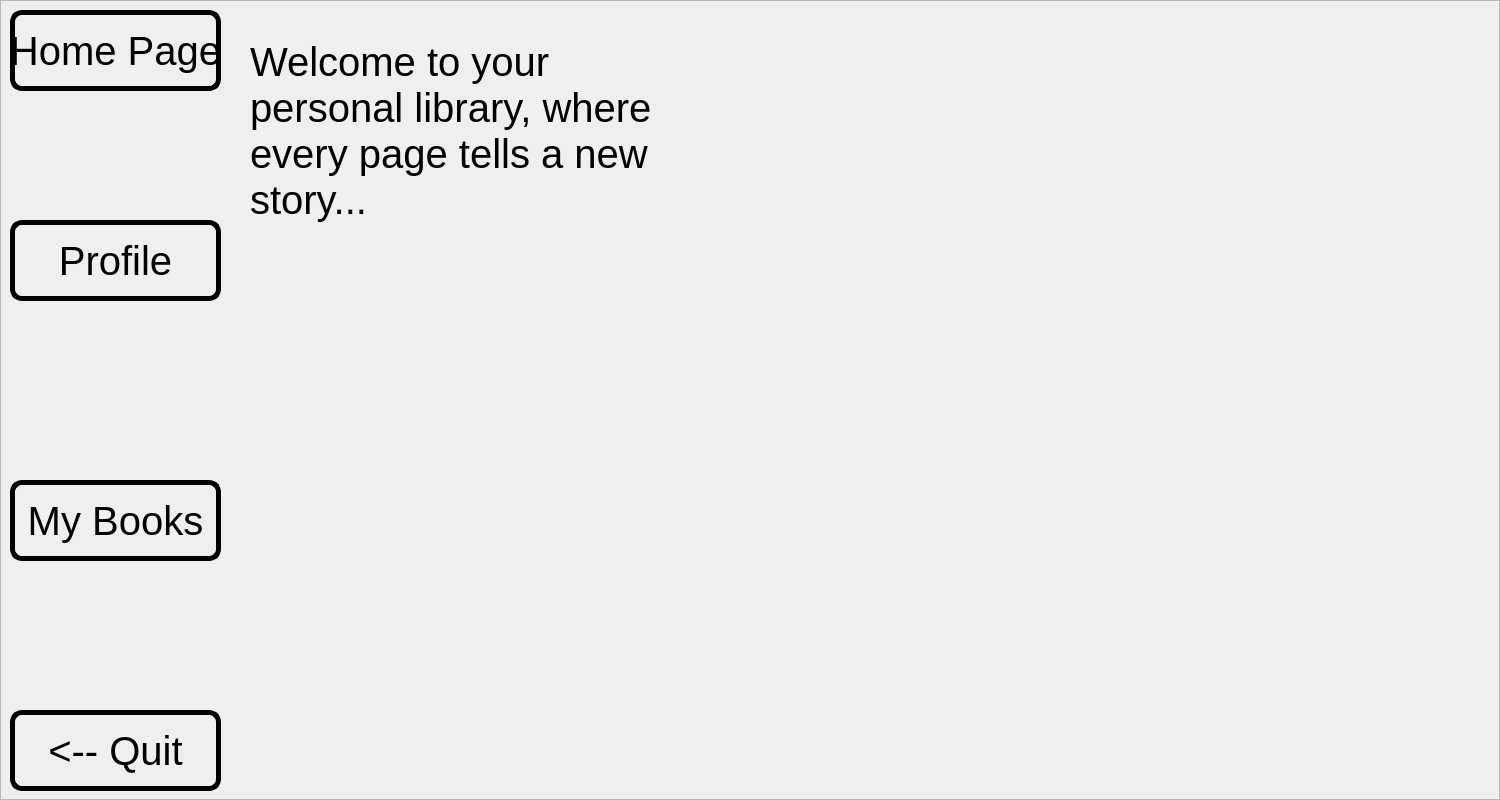
Qt form BookClubProject/appWindow/publisherwindow.ui (mohammadshirizadeh-sudo/book-club) before a commit.
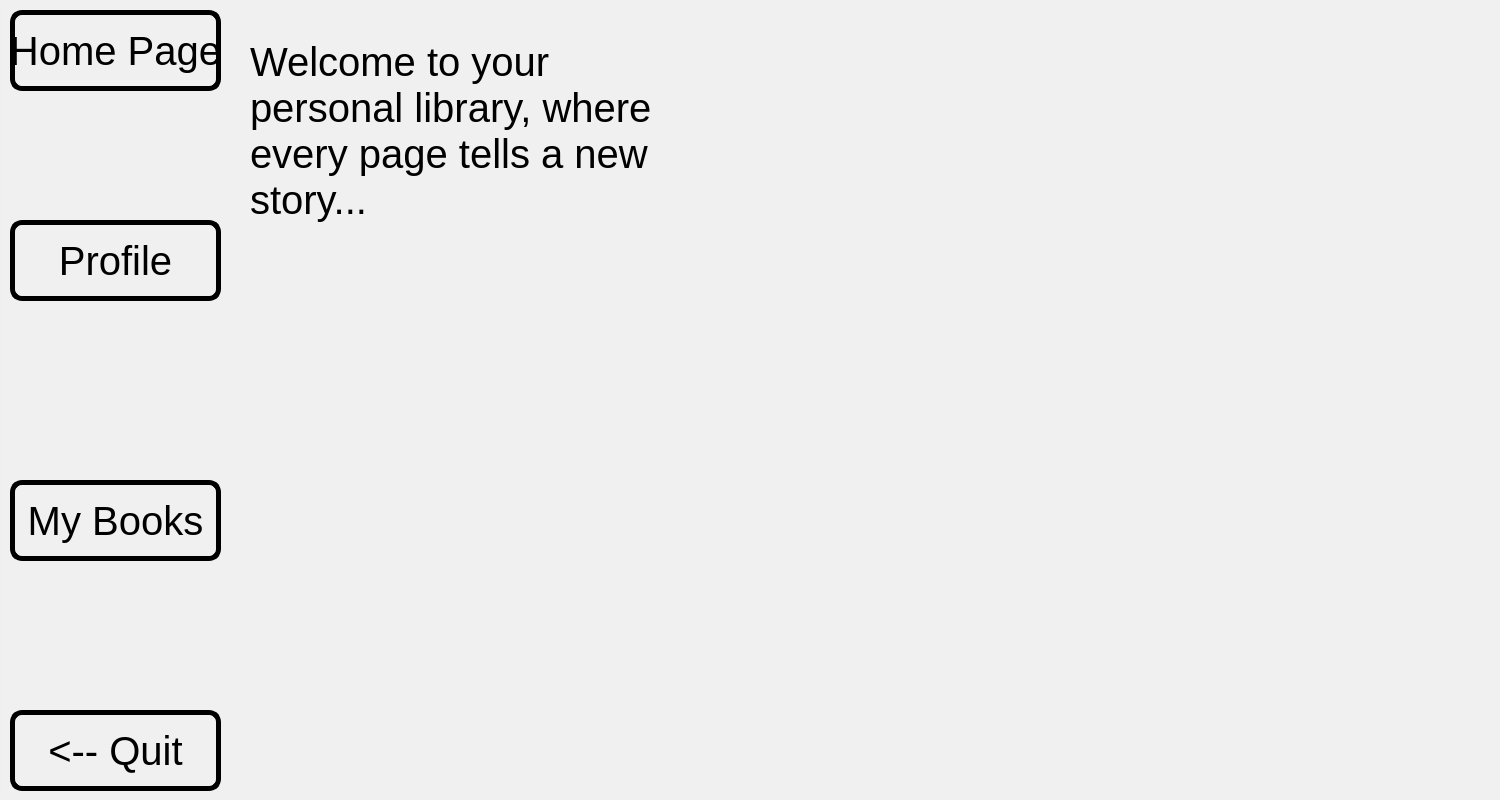
The same form after that commit. Icons and pictures are not drawn.

Diff of the .ui file:
```diff
--- a/BookClubProject/appWindow/publisherwindow.ui
+++ b/BookClubProject/appWindow/publisherwindow.ui
@@ -30,7 +30,9 @@
     </rect>
    </property>
    <property name="styleSheet">
-    <string notr="true"/>
+    <string notr="true">QFrame {
+	background-color: rgba(255,255,255,10);
+}</string>
    </property>
    <property name="frameShape">
     <enum>QFrame::Shape::StyledPanel</enum>
```
